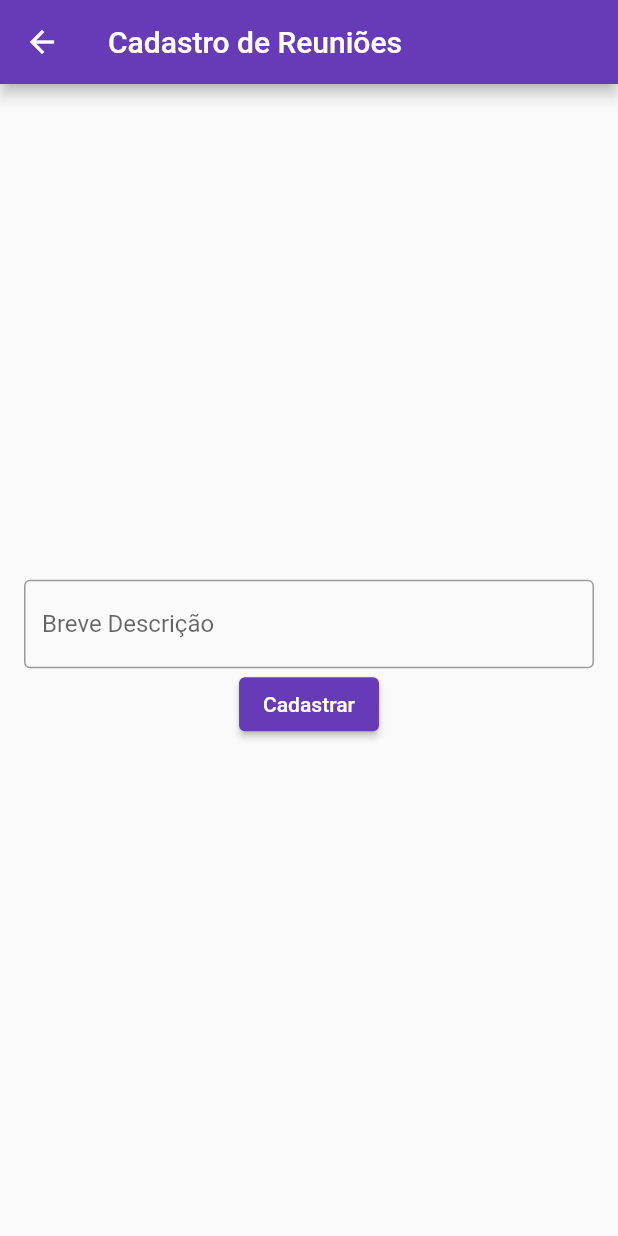
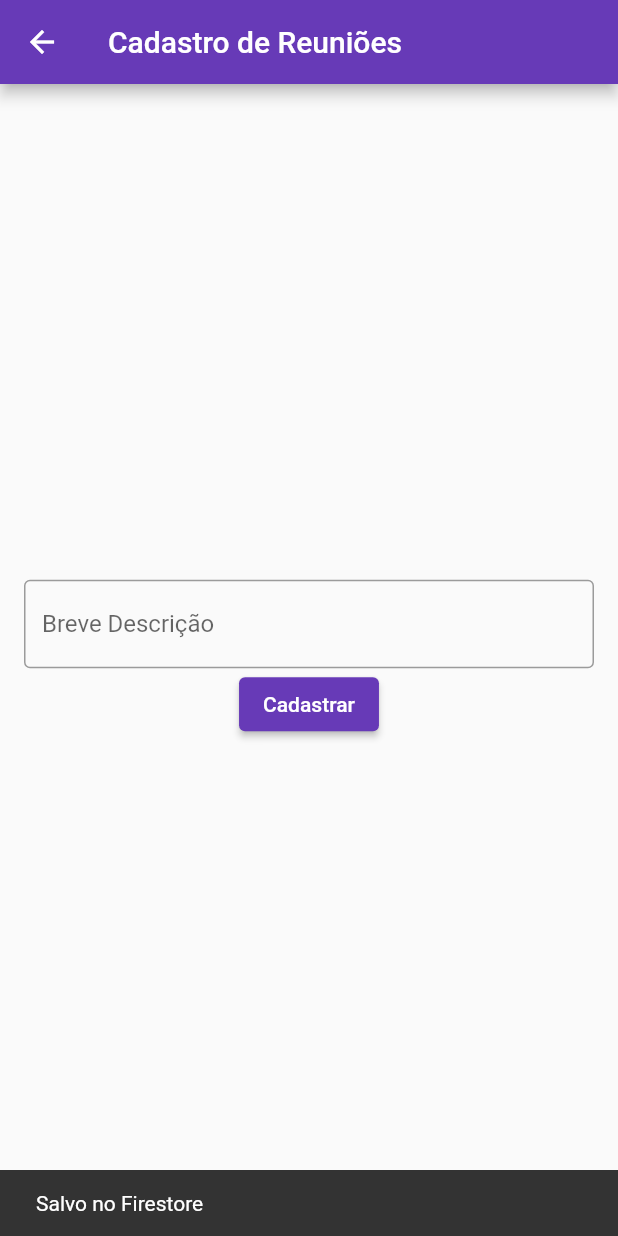
Before and after one commit to NEMJ/reunioes, a Flutter app: the CadastroReunioesPage screen opened directly, after a tap on "Cadastrar", on a phone screen of 412 x 824 dp. Run offline on Flutter 3.47's test engine with Material 2 defaults, Android fonts, the phone set to English and light mode, and no system bars; our stand-ins replace cloud_firestore, firebase_core, firebase_database, page_transition; accounts and stored records are empty.

Commit message:
testing connection to cloud firestore

```diff
--- a/lib/pages/cadastro_reunioes_page.dart
+++ b/lib/pages/cadastro_reunioes_page.dart
@@ -1,22 +1,29 @@
+import 'package:cloud_firestore/cloud_firestore.dart';
 import 'package:firebase_database/firebase_database.dart';
 import 'package:flutter/material.dart';
-import '../data/reunioes_dao.dart';
+import 'package:uuid/uuid.dart';
 import '../models/reuniao_model.dart';
 
 class CadastroReunioesPage extends StatefulWidget {
   const CadastroReunioesPage({ Key? key }) : super(key: key);
-
-  get reunioesDao => null;
 
   @override
   State<CadastroReunioesPage> createState() => _CadastroReunioesPageState();
 }
 
 class _CadastroReunioesPageState extends State<CadastroReunioesPage> {
+  // Instancia do banco Cloud Firestore
+  FirebaseFirestore db = FirebaseFirestore.instance;
+
   final TextEditingController descricaoController = TextEditingController();
-  final reunioesDao = ReunioesDao();
 
-  final DatabaseReference _reunioesRef = FirebaseDatabase.instance.ref().child('reunioes');
+  @override
+  void initState() {
+    // Atualização Inicial
+
+    // Atualização em Tempo Real
+    super.initState();
+  }
 
   @override
   Widget build(BuildContext context) {
@@ -46,12 +53,7 @@ class _CadastroReunioesPageState extends State<CadastroReunioesPage> {
               ),
             ),
             ElevatedButton(
-              onPressed: () async {
-                await _reunioesRef.set({
-                  "descrição" : descricaoController.text,
-                });
-                descricaoController.clear();
-              },
+              onPressed: sendData,
               child: const Text('Cadastrar'),
             ),
           ]
@@ -59,4 +61,20 @@ class _CadastroReunioesPageState extends State<CadastroReunioesPage> {
       ),
     );
   }
+
+  void sendData() {
+    // Geração do ID
+    String id = Uuid().v1();
+    db.collection('reunioes').doc(id).set({
+      "descricao": descricaoController.text,
+    });
+
+    // Feedback visual
+    descricaoController.text = "";
+    ScaffoldMessenger.of(context).showSnackBar(
+      SnackBar(
+        content: Text("Salvo no Firestore"),
+      ),
+    );
+  }
 }
--- a/pubspec.yaml
+++ b/pubspec.yaml
@@ -37,6 +37,8 @@ dependencies:
   page_transition: ^2.0.9
   firebase_core: ^1.18.0
   firebase_database: ^9.0.16
+  uuid: ^3.0.6
+  cloud_firestore: ^3.1.18
 
 dev_dependencies:
   flutter_test:
```
Also changed, not shown: pubspec.lock.
